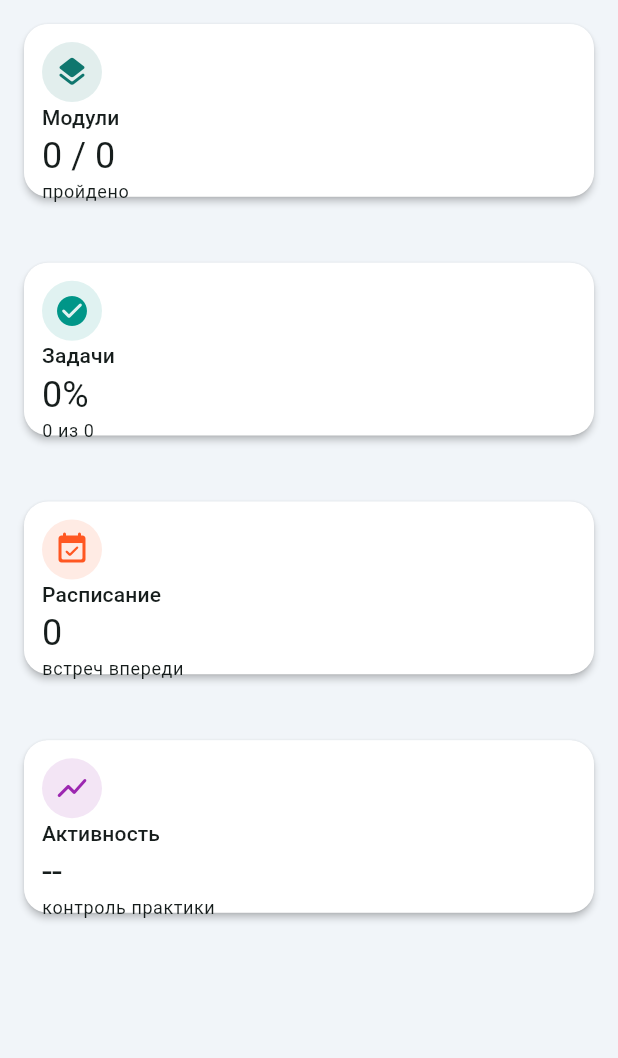
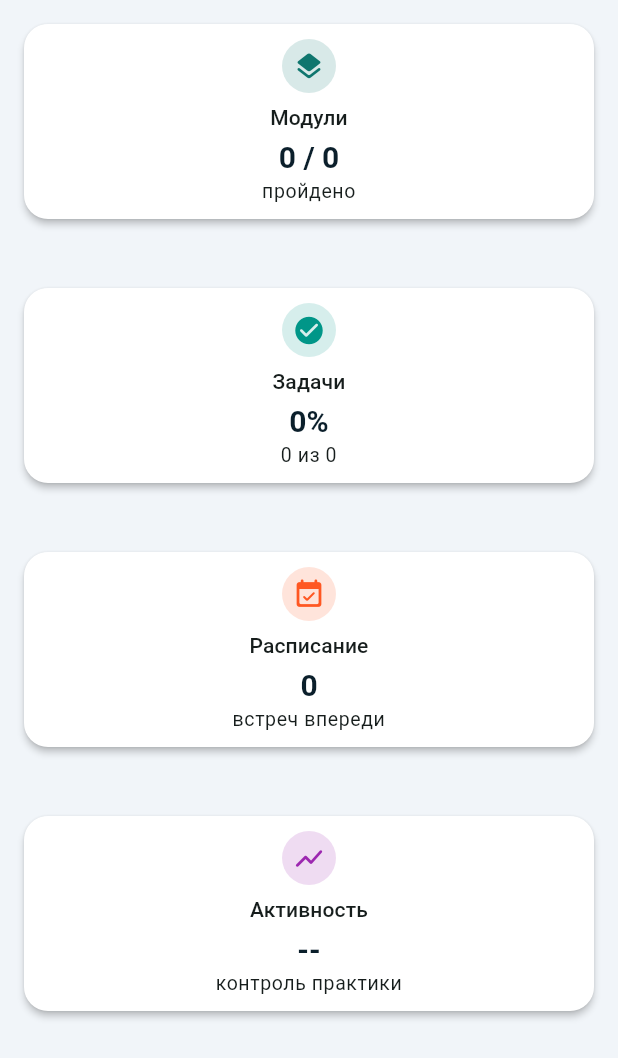
Before and after one commit to Qzmpnqt1/FirstProject, a Flutter app: the _SummaryGrid widget shown alone on an empty page, opened directly with empty values, on a phone screen of 412 x 824 dp. Shown: the top 1058 px of the screen. Run offline on Flutter 3.47's test engine with Material 3 defaults, Android fonts, the phone set to English and light mode, and no system bars; our stand-ins replace cached_network_image, flutter_bloc, shared_preferences; accounts and stored records are empty; network calls fail.

Commit message:
fix home_page

```diff
--- a/lib/screens/home_page.dart
+++ b/lib/screens/home_page.dart
@@ -22,8 +22,10 @@ class _HomePageState extends State<HomePage> {
         child: BlocBuilder<AppCubit, AppState>(
           builder: (context, state) {
             final upcoming = _upcomingSessions(state.sessions);
-            final modulesCompleted = state.modulesEx.where((m) => m.progress >= 1).length;
+            final modulesCompleted =
+                state.modulesEx.where((m) => m.progress >= 1).length;
             final tasksDone = state.tasks.where((t) => t.done).length;
+
             return ListView(
               padding: const EdgeInsets.fromLTRB(16, 20, 16, 24),
               children: [
@@ -39,13 +41,18 @@ class _HomePageState extends State<HomePage> {
                 const SizedBox(height: 16),
                 Card(
                   child: ListTile(
-                  leading: const Icon(Icons.view_list_rounded, color: AppColors.primary),
+                    leading: const Icon(
+                      Icons.view_list_rounded,
+                      color: AppColors.primary,
+                    ),
                     title: const Text('Витрина списков (Column / ListView)'),
                     subtitle: const Text('Три подхода к отображению данных'),
                     trailing: ElevatedButton(
                       onPressed: () {
                         Navigator.of(context).push(
-                        MaterialPageRoute(builder: (_) => const ListsShowcaseScreen()),
+                          MaterialPageRoute(
+                            builder: (_) => const ListsShowcaseScreen(),
+                          ),
                         );
                       },
                       child: const Text('Открыть'),
@@ -59,17 +66,24 @@ class _HomePageState extends State<HomePage> {
                     child: Column(
                       crossAxisAlignment: CrossAxisAlignment.start,
                       children: [
-                      Text('Ближайшие учебные события', style: Theme.of(context).textTheme.titleMedium),
+                        Text(
+                          'Ближайшие учебные события',
+                          style: Theme.of(context).textTheme.titleMedium,
+                        ),
                         const SizedBox(height: 12),
                         if (upcoming.isEmpty)
-                        const Text('Нет запланированных занятий. Перейдите во вкладку «Расписание».')
+                          const Text(
+                            'Нет запланированных занятий. Перейдите во вкладку «Расписание».',
+                          )
                         else
                           for (final session in upcoming.take(3))
                             ListTile(
                               contentPadding: EdgeInsets.zero,
-                            leading: const Icon(Icons.event_note_rounded),
+                              leading:
+                              const Icon(Icons.event_note_rounded),
                               title: Text(session.title),
-                            subtitle: Text(_formatSession(context, session)),
+                              subtitle:
+                              Text(_formatSession(context, session)),
                             ),
                       ],
                     ),
@@ -94,13 +108,17 @@ class _HomePageState extends State<HomePage> {
   String _formatSession(BuildContext context, StudySession session) {
     final l10n = MaterialLocalizations.of(context);
     final date = l10n.formatMediumDate(session.scheduledAt);
-    final time = l10n.formatTimeOfDay(TimeOfDay.fromDateTime(session.scheduledAt), alwaysUse24HourFormat: true);
+    final time = l10n.formatTimeOfDay(
+      TimeOfDay.fromDateTime(session.scheduledAt),
+      alwaysUse24HourFormat: true,
+    );
     return '$date • $time • ${session.moduleTitle}';
   }
 }
 
 class _HeroCard extends StatelessWidget {
   final int counter;
+
   const _HeroCard({required this.counter});
 
   @override
@@ -108,7 +126,9 @@ class _HeroCard extends StatelessWidget {
     return Container(
       padding: const EdgeInsets.all(18),
       decoration: BoxDecoration(
-        gradient: const LinearGradient(colors: [AppColors.primary, AppColors.primaryDark]),
+        gradient: const LinearGradient(
+          colors: [AppColors.primary, AppColors.primaryDark],
+        ),
         borderRadius: BorderRadius.circular(18),
       ),
       child: Column(
@@ -116,16 +136,26 @@ class _HeroCard extends StatelessWidget {
         children: [
           Row(
             children: [
-              const Icon(Icons.school_rounded, color: Colors.white, size: 38),
+              const Icon(
+                Icons.school_rounded,
+                color: Colors.white,
+                size: 38,
+              ),
               const SizedBox(width: 12),
               Expanded(
                 child: Text(
                   'План обучения под контролем',
-                  style: Theme.of(context).textTheme.titleMedium?.copyWith(color: Colors.white),
+                  style: Theme.of(context)
+                      .textTheme
+                      .titleMedium
+                      ?.copyWith(color: Colors.white),
                 ),
               ),
               Chip(
-                label: Text('Фокус: $counter', style: const TextStyle(color: Colors.white)),
+                label: Text(
+                  'Фокус: $counter',
+                  style: const TextStyle(color: Colors.white),
+                ),
                 backgroundColor: Colors.black26,
               ),
             ],
@@ -143,7 +173,8 @@ class _HeroCard extends StatelessWidget {
               child: LinearProgressIndicator(
                 value: (counter % 10) / 10,
                 backgroundColor: Colors.white24,
-                valueColor: const AlwaysStoppedAnimation(AppColors.accent),
+                valueColor:
+                const AlwaysStoppedAnimation(AppColors.accent),
               ),
             ),
           ),
@@ -173,49 +204,62 @@ class _SummaryGrid extends StatelessWidget {
     return LayoutBuilder(
       builder: (context, constraints) {
         final width = constraints.maxWidth;
+
         int columns = 4;
         if (width < 720) {
           columns = 1;
         } else if (width < 1080) {
           columns = 2;
         }
-        final aspectRatio = columns >= 4 ? 2.4 : (columns == 2 ? 1.6 : 2.8);
-        return GridView(
-          shrinkWrap: true,
-          physics: const NeverScrollableScrollPhysics(),
-          gridDelegate: SliverGridDelegateWithFixedCrossAxisCount(
-            crossAxisCount: columns,
-            mainAxisSpacing: 12,
-            crossAxisSpacing: 12,
-            childAspectRatio: aspectRatio,
-          ),
+
+        const spacing = 14.0;
+        final itemWidth =
+            (width - (columns - 1) * spacing) / columns;
+
+        return Wrap(
+          spacing: spacing,
+          runSpacing: spacing,
           children: [
-            _StatCard(
+            SizedBox(
+              width: itemWidth,
+              child: _StatCard(
                 icon: Icons.layers_rounded,
                 title: 'Модули',
                 value: '$modulesCompleted / $modulesTotal',
                 subtitle: 'пройдено',
               ),
-            _StatCard(
+            ),
+            SizedBox(
+              width: itemWidth,
+              child: _StatCard(
                 icon: Icons.check_circle_rounded,
                 title: 'Задачи',
-              value: tasksTotal == 0 ? '0%' : '${(tasksDone / tasksTotal * 100).toStringAsFixed(0)}%',
+                value: tasksTotal == 0
+                    ? '0%'
+                    : '${(tasksDone / tasksTotal * 100).toStringAsFixed(0)}%',
                 subtitle: '$tasksDone из $tasksTotal',
                 color: Colors.teal,
               ),
-            _StatCard(
+            ),
+            SizedBox(
+              width: itemWidth,
+              child: _StatCard(
                 icon: Icons.event_available_rounded,
                 title: 'Расписание',
                 value: '$upcomingSessions',
                 subtitle: 'встреч впереди',
                 color: Colors.deepOrange,
               ),
-            _StatCard(
+            ),
+            SizedBox(
+              width: itemWidth,
+              child: _StatCard(
                 icon: Icons.show_chart_rounded,
                 title: 'Активность',
                 value: tasksTotal == 0 ? '--' : '$tasksDone из $tasksTotal',
                 subtitle: 'контроль практики',
                 color: Colors.purple,
+              ),
             ),
           ],
         );
@@ -243,23 +287,45 @@ class _StatCard extends StatelessWidget {
   Widget build(BuildContext context) {
     return Card(
       child: Padding(
-        padding: const EdgeInsets.all(12),
+        padding: const EdgeInsets.all(10),
         child: Column(
-          crossAxisAlignment: CrossAxisAlignment.start,
-          mainAxisAlignment: MainAxisAlignment.spaceBetween,
+          mainAxisAlignment: MainAxisAlignment.center,
+          mainAxisSize: MainAxisSize.min, // <- важно
+          crossAxisAlignment: CrossAxisAlignment.center,
           children: [
             CircleAvatar(
-              radius: 20,
-              backgroundColor: color.withOpacity(0.12),
-              child: Icon(icon, color: color),
+              radius: 18,
+              backgroundColor: color.withOpacity(0.16),
+              child: Icon(icon, color: color, size: 22),
             ),
-            Column(
-              crossAxisAlignment: CrossAxisAlignment.start,
-              children: [
-                Text(title, style: Theme.of(context).textTheme.labelLarge),
-                Text(value, style: Theme.of(context).textTheme.headlineSmall),
-                Text(subtitle, style: Theme.of(context).textTheme.bodySmall),
-              ],
+            const SizedBox(height: 6),
+            Text(
+              title,
+              style: Theme.of(context).textTheme.titleSmall,
+              textAlign: TextAlign.center,
+            ),
+            const SizedBox(height: 4),
+            FittedBox(
+              fit: BoxFit.scaleDown,
+              child: Text(
+                value,
+                style: Theme.of(context)
+                    .textTheme
+                    .titleLarge
+                    ?.copyWith(fontWeight: FontWeight.bold, fontSize: 20),
+                textAlign: TextAlign.center,
+              ),
+            ),
+            const SizedBox(height: 2),
+            Text(
+              subtitle,
+              style: Theme.of(context)
+                  .textTheme
+                  .bodySmall
+                  ?.copyWith(fontSize: 13),
+              textAlign: TextAlign.center,
+              maxLines: 2,
+              overflow: TextOverflow.ellipsis,
             ),
           ],
         ),
--- a/lib/screens/settings_page.dart
+++ b/lib/screens/settings_page.dart
@@ -109,6 +109,11 @@ class SettingsPage extends StatelessWidget {
                 trailing: ElevatedButton(
                   onPressed: () async {
                     await context.read<AppCubit>().logout();
+                    if (!context.mounted) return;
+                    Navigator.of(context, rootNavigator: true).pushAndRemoveUntil(
+                      MaterialPageRoute(builder: (_) => const AuthGate()),
+                      (_) => false,
+                    );
                   },
                   child: const Text('Выйти'),
                 ),
```
Lines whose indentation alone changed are shown as unchanged.
